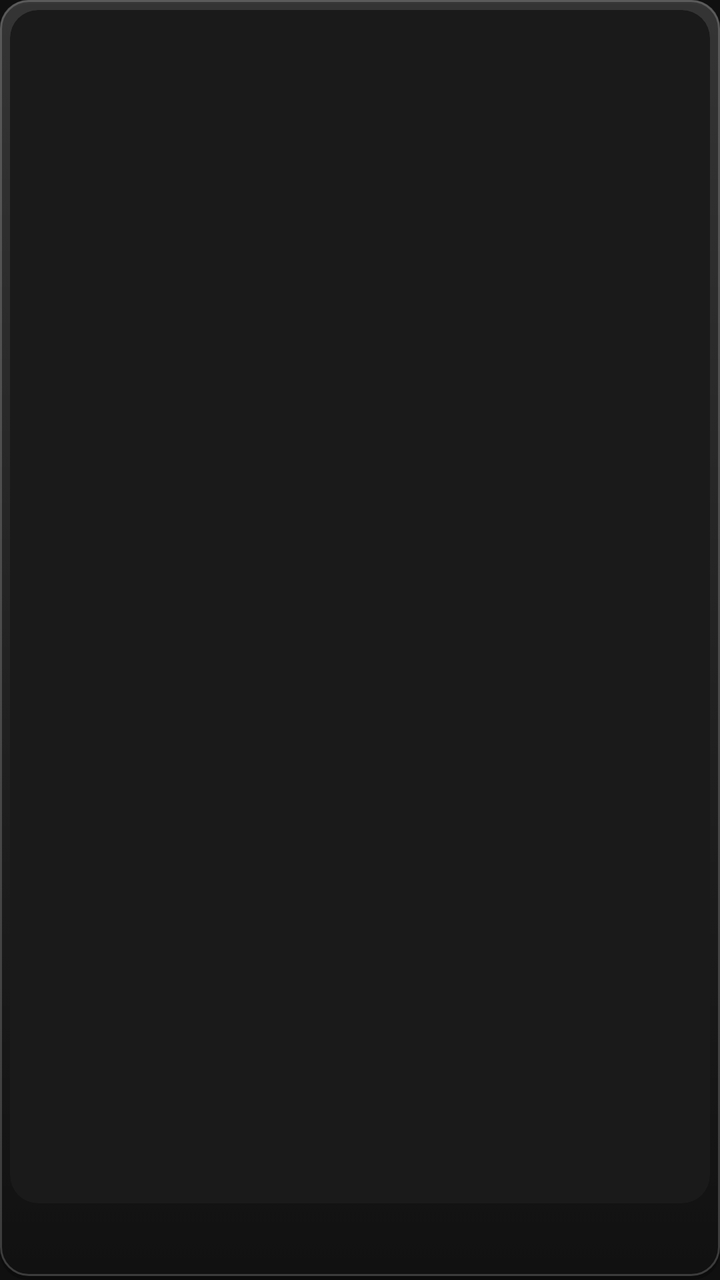
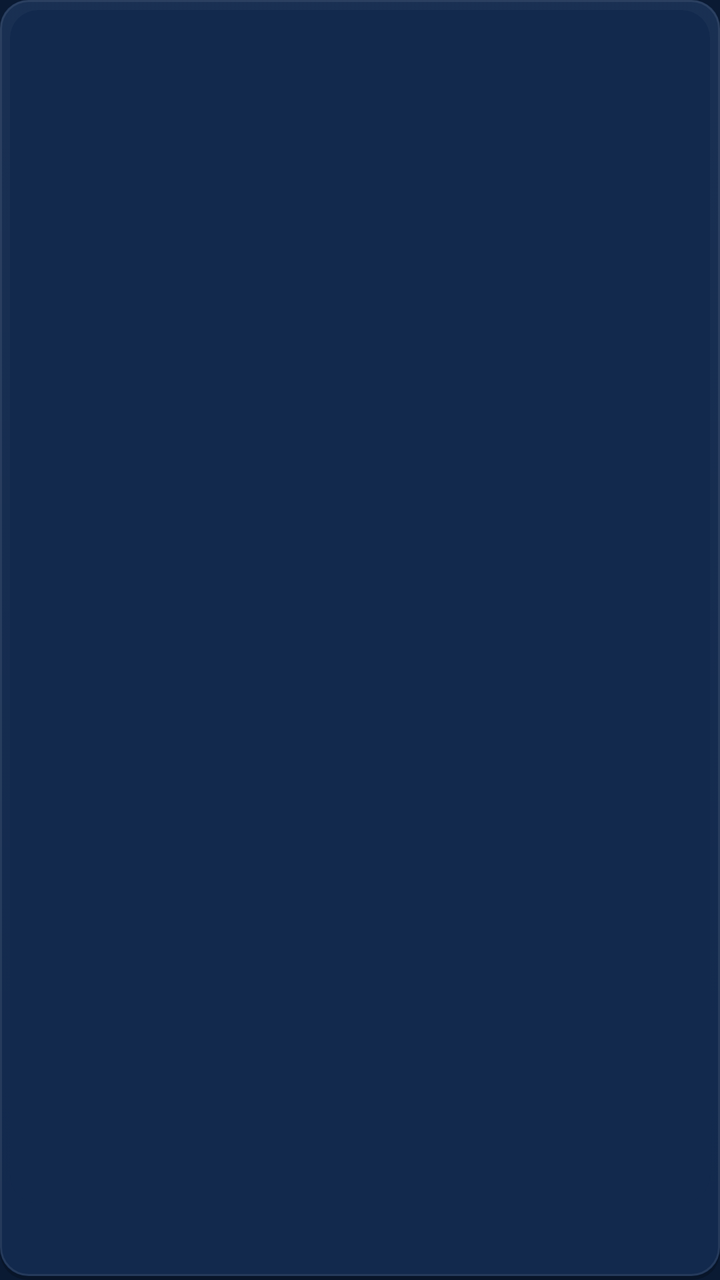

An Android layout rendered at two revisions. The XML below is the earlier revision; the diff shows what the commit changed to produce the second picture.
<!-- AndroidManifest.xml: application theme AppTheme -->
<!-- res/layout/item_home_channel.xml -->
<?xml version="1.0" encoding="utf-8"?>
<LinearLayout xmlns:android="http://schemas.android.com/apk/res/android"
    android:layout_width="300dp"
    android:layout_height="match_parent"
    android:layout_margin="5dp"
    android:background="@drawable/bg_card_home"
    android:clickable="true"
    android:clipChildren="false"
    android:focusable="true"
    android:orientation="vertical"
    android:padding="5dp">

    <FrameLayout
        android:layout_width="match_parent"
        android:layout_height="0dp"
        android:layout_weight="1"
        android:background="@drawable/bg_home_image"
        android:clipToOutline="true">

        <TextView
            android:id="@+id/tv_initial"
            android:layout_width="match_parent"
            android:layout_height="match_parent"
            android:gravity="center"
            android:textColor="#FFC8FF00"
            android:textSize="48sp"
            android:textStyle="bold" />

        <ImageView
            android:id="@+id/iv_logo"
            android:layout_width="match_parent"
            android:layout_height="match_parent"
            android:contentDescription="@null"
            android:padding="8dp"
            android:scaleType="fitCenter" />
    </FrameLayout>

    <TextView
        android:id="@+id/tv_name"
        android:layout_width="match_parent"
        android:layout_height="wrap_content"
        android:layout_marginTop="4dp"
        android:ellipsize="end"
        android:maxLines="1"
        android:textColor="#FFFFFFFF"
        android:textSize="22sp"
        android:textStyle="bold" />

    <TextView
        android:id="@+id/tv_now"
        android:layout_width="match_parent"
        android:layout_height="wrap_content"
        android:ellipsize="end"
        android:maxLines="1"
        android:textColor="#FFFFFFFF"
        android:textSize="17sp"
        android:visibility="gone" />

    <TextView
        android:id="@+id/tv_next"
        android:layout_width="match_parent"
        android:layout_height="wrap_content"
        android:ellipsize="end"
        android:maxLines="1"
        android:textColor="#FFA8A8A8"
        android:textSize="16sp"
        android:visibility="gone" />
</LinearLayout>
<!-- resources referenced by this layout -->
<resources>
  <!-- drawable bg_card_home (drawable) -->
  <?xml version="1.0" encoding="utf-8"?>
  <selector xmlns:android="http://schemas.android.com/apk/res/android">
      <item android:state_focused="true">
          <layer-list>
              <item
                  android:left="-4dp"
                  android:top="-4dp"
                  android:right="-4dp"
                  android:bottom="-4dp">
                  <shape android:shape="rectangle">
                      <stroke android:width="2dp" android:color="@color/asc_accent_glow" />
                      <corners android:radius="16dp" />
                  </shape>
              </item>
              <item
                  android:left="-2dp"
                  android:top="-2dp"
                  android:right="-2dp"
                  android:bottom="-2dp">
                  <shape android:shape="rectangle">
                      <stroke android:width="2dp" android:color="@color/asc_accent" />
                      <corners android:radius="14dp" />
                  </shape>
              </item>
              <item>
                  <shape android:shape="rectangle">
                      <solid android:color="@color/asc_glass_focus" />
                      <corners android:radius="12dp" />
                  </shape>
              </item>
              <item>
                  <shape android:shape="rectangle">
                      <gradient
                          android:angle="270"
                          android:endColor="@color/asc_glass_sheen_end"
                          android:startColor="@color/asc_glass_sheen" />
                      <corners android:radius="12dp" />
                  </shape>
              </item>
          </layer-list>
      </item>
      <item android:drawable="@drawable/glass_light" />
  </selector>
  <!-- drawable bg_home_image (drawable) -->
  <?xml version="1.0" encoding="utf-8"?>
  <shape xmlns:android="http://schemas.android.com/apk/res/android" android:shape="rectangle">
      <solid android:color="#1A1A1A" />
      <corners android:radius="14dp" />
  </shape>
  <style name="AppTheme" parent="android:Theme.Material.NoActionBar">
          <item name="android:windowBackground">#101010</item>
          <item name="android:colorAccent">#C8FF00</item>
          <item name="android:alertDialogTheme">@style/AscDialog</item>
      </style>
  <color name="asc_accent_glow">#59C8FF00</color>
  <color name="asc_accent">#C8FF00</color>
  <color name="asc_glass_focus">#CC262626</color>
  <color name="asc_glass_sheen_end">#00FFFFFF</color>
  <color name="asc_glass_sheen">#26FFFFFF</color>
  <style name="AscDialog" parent="android:Theme.Material.Dialog.Alert">
          <item name="android:windowBackground">@drawable/glass_strong</item>
          <item name="android:colorAccent">#C8FF00</item>
          <item name="android:textColorPrimary">#FFFFFF</item>
          <item name="android:textColorSecondary">#A8A8A8</item>
      </style>
  <color name="asc_glass_shadow">#40000000</color>
  <color name="asc_glass_light">#661A1A1A</color>
  <color name="asc_glass_border">#2EFFFFFF</color>
  <color name="asc_glass_strong">#D9141414</color>
  <color name="asc_glass_border_strong">#3DFFFFFF</color>
  <!-- unchanged entries left out for length: 2 -->
</resources>

<!-- the commit's change to res/layout/item_home_channel.xml (unified diff, before → after) -->
@@ -22,7 +22,7 @@
             android:layout_width="match_parent"
             android:layout_height="match_parent"
             android:gravity="center"
-            android:textColor="#FFC8FF00"
+            android:textColor="#5AA2FF"
             android:textSize="48sp"
             android:textStyle="bold" />
 
@@ -62,7 +62,7 @@
         android:layout_height="wrap_content"
         android:ellipsize="end"
         android:maxLines="1"
-        android:textColor="#FFA8A8A8"
+        android:textColor="#FFB8C0CC"
         android:textSize="16sp"
         android:visibility="gone" />
 </LinearLayout>
<!-- resource entries referenced after the edit -->
@@ -21,7 +21,7 @@
                   android:right="-2dp"
                   android:bottom="-2dp">
                   <shape android:shape="rectangle">
-                      <stroke android:width="2dp" android:color="@color/asc_accent" />
+                      <stroke android:width="2dp" android:color="@color/asc_focus" />
                       <corners android:radius="14dp" />
                   </shape>
               </item>
@@ -47,30 +47,30 @@
   <!-- drawable bg_home_image (drawable) -->
   <?xml version="1.0" encoding="utf-8"?>
   <shape xmlns:android="http://schemas.android.com/apk/res/android" android:shape="rectangle">
-      <solid android:color="#1A1A1A" />
+      <solid android:color="#12294D" />
       <corners android:radius="14dp" />
   </shape>
   <style name="AppTheme" parent="android:Theme.Material.NoActionBar">
-          <item name="android:windowBackground">#101010</item>
-          <item name="android:colorAccent">#C8FF00</item>
+          <item name="android:windowBackground">#0A1A33</item>
+          <item name="android:colorAccent">#5AA2FF</item>
           <item name="android:alertDialogTheme">@style/AscDialog</item>
       </style>
-  <color name="asc_accent_glow">#59C8FF00</color>
-  <color name="asc_accent">#C8FF00</color>
-  <color name="asc_glass_focus">#CC262626</color>
+  <color name="asc_accent_glow">#455AA2FF</color>
+  <color name="asc_focus">#FF5AA2FF</color>
+  <color name="asc_glass_focus">#FF1B3B6C</color>
   <color name="asc_glass_sheen_end">#00FFFFFF</color>
-  <color name="asc_glass_sheen">#26FFFFFF</color>
+  <color name="asc_glass_sheen">#08FFFFFF</color>
   <style name="AscDialog" parent="android:Theme.Material.Dialog.Alert">
           <item name="android:windowBackground">@drawable/glass_strong</item>
-          <item name="android:colorAccent">#C8FF00</item>
+          <item name="android:colorAccent">#5AA2FF</item>
           <item name="android:textColorPrimary">#FFFFFF</item>
-          <item name="android:textColorSecondary">#A8A8A8</item>
+          <item name="android:textColorSecondary">#B8C0CC</item>
       </style>
-  <color name="asc_glass_shadow">#40000000</color>
-  <color name="asc_glass_light">#661A1A1A</color>
-  <color name="asc_glass_border">#2EFFFFFF</color>
-  <color name="asc_glass_strong">#D9141414</color>
-  <color name="asc_glass_border_strong">#3DFFFFFF</color>
+  <color name="asc_glass_shadow">#33000000</color>
+  <color name="asc_glass_light">#FF12294D</color>
+  <color name="asc_glass_border">#14FFFFFF</color>
+  <color name="asc_glass_strong">#FF12294D</color>
+  <color name="asc_glass_border_strong">#1FFFFFFF</color>
   <!-- unchanged entries left out for length: 2 -->
 </resources>
 
